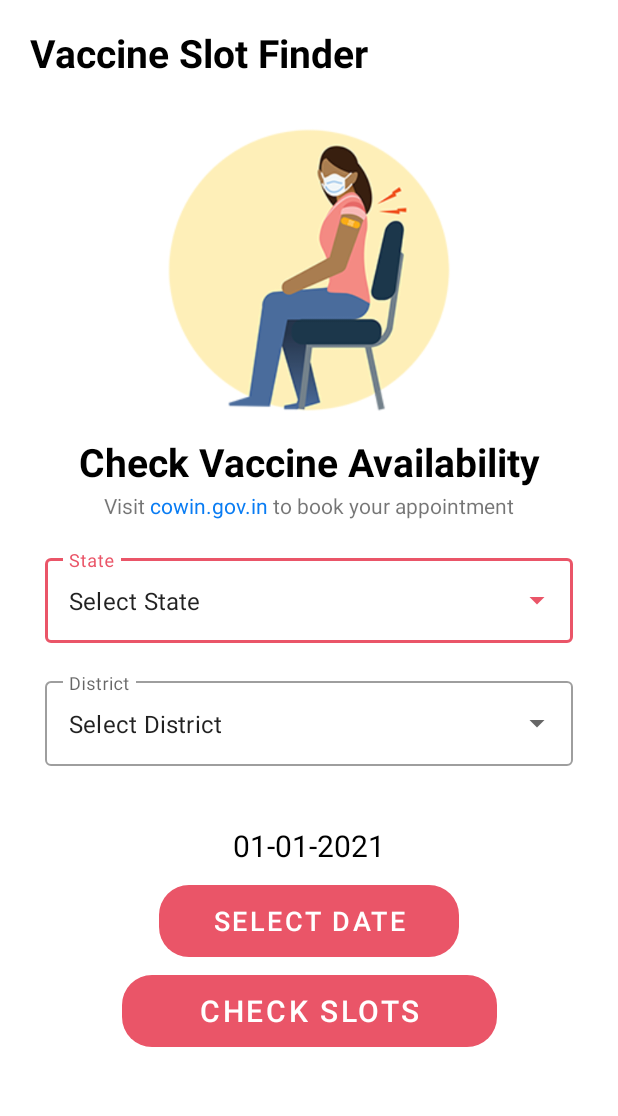
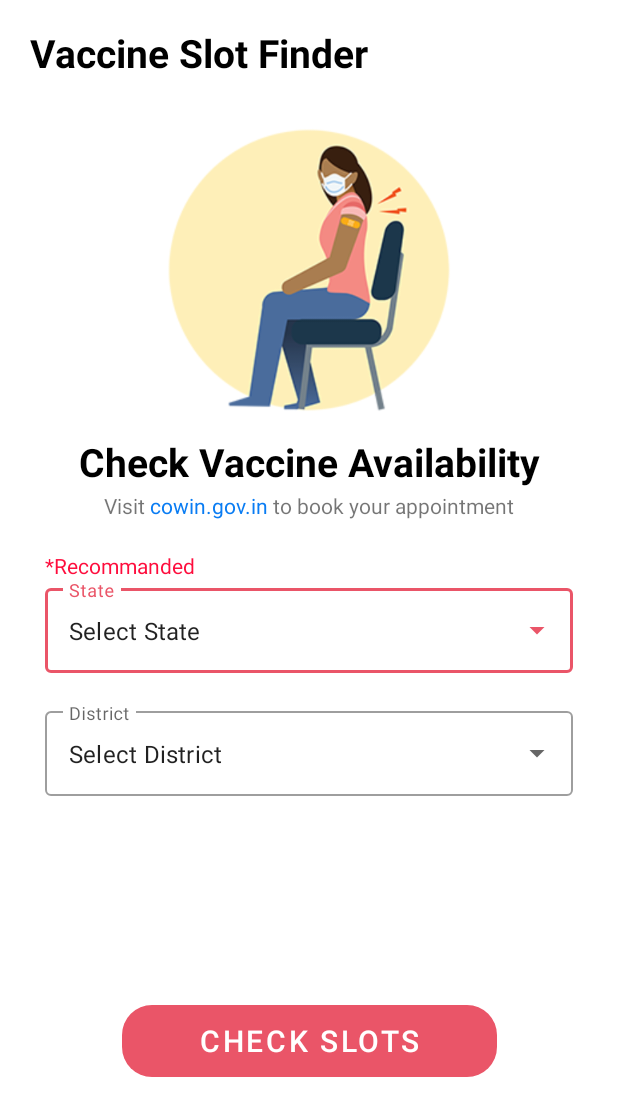
Before and after one commit to YashCharpe/Covid-Tracker-App, an Android app: the VaccineSearch screen opened directly, with no data from a screen before it, on a phone screen of 412 x 824 dp. Shown: the top 1116 px of the screen. Run offline under Robolectric (Android 15) with nearby library versions, the phone set to English and light mode, and no system bars; network calls fail; Roboto replaces fonts that are not available here; 1 statement that could not run was skipped.

Commit message:
Modified VaccineSearch Page

```diff
--- a/app/src/main/java/com/example/covid19trackerapp/VaccineSearch.java
+++ b/app/src/main/java/com/example/covid19trackerapp/VaccineSearch.java
@@ -34,10 +34,10 @@ public class VaccineSearch extends AppCompatActivity implements DatePickerDialog
 
     private AutoCompleteTextView stateAutoCompleteTextView,districtAutoCompleteTextView;
     private ArrayList<String> stateList,districtList;
-    private TextView tv,dateTv,cowinTv;
+    private TextView tv,cowinTv;
     private StateMainModel stateMainModel;
     private DistrictMainModel districtMainModel;
-    private Button checkSlotBtn,selectDateBtn;
+    private Button checkSlotBtn;
 
     @Override
     protected void onCreate(Bundle savedInstanceState) {
@@ -48,8 +48,6 @@ public class VaccineSearch extends AppCompatActivity implements DatePickerDialog
         districtAutoCompleteTextView = findViewById(R.id.districtAutoCompleteTextView);
         tv = findViewById(R.id.tv);
         checkSlotBtn = findViewById(R.id.checkSlotBtn);
-        selectDateBtn = findViewById(R.id.selectDateBtn);
-        dateTv = findViewById(R.id.dateTv);
         cowinTv = findViewById(R.id.cowinTv);
 
         stateList = new ArrayList<>();
@@ -160,19 +158,16 @@ public class VaccineSearch extends AppCompatActivity implements DatePickerDialog
             }
         });
 
-        selectDateBtn.setOnClickListener(new View.OnClickListener() {
-            @Override
-            public void onClick(View v) {
-                DialogFragment datepicker = new DatePickerFragment();
-                datepicker.show(getSupportFragmentManager(),"date picker");
-
-            }
-        });
 
         checkSlotBtn.setOnClickListener(new View.OnClickListener() {
             @Override
             public void onClick(View v) {
 
+                DialogFragment datepicker = new DatePickerFragment();
+                datepicker.show(getSupportFragmentManager(),"date picker");
+
+                /*if(!dateTv.getText().toString().equals(""))
+                {
                     Bundle bundle = new Bundle();
 
                     String selectedDistrict = districtAutoCompleteTextView.getText().toString();
@@ -192,6 +187,7 @@ public class VaccineSearch extends AppCompatActivity implements DatePickerDialog
                     Intent intent = new Intent(getApplicationContext(),VaccineSlotsPage.class);
                     intent.putExtras(bundle);
                     startActivity(intent);
+                }*/
 
             }
         });
@@ -256,6 +252,29 @@ public class VaccineSearch extends AppCompatActivity implements DatePickerDialog
 
         String currentDateString = DateFormat.getDateInstance(DateFormat.FULL).format(c.getTime());
         Toast.makeText(getApplicationContext(),currentDateString,Toast.LENGTH_SHORT).show();
-        dateTv.setText(dayOfMonth+"-"+(month+1)+"-"+year);
+
+        String selectedDate = dayOfMonth+"-"+(month+1)+"-"+year;
+
+        Bundle bundle = new Bundle();
+
+        String selectedDistrict = districtAutoCompleteTextView.getText().toString();
+        int selectedDistrictId = 0;
+        //bundle.putString("district_id",districtAutoCompleteTextView.getText().toString());
+        bundle.putString("date",selectedDate);
+
+        for(int i=0;i<districtMainModel.getDistricts().size();i++)
+        {
+            if(districtMainModel.getDistricts().get(i).getDistrict_name().equals(selectedDistrict))
+            {
+                selectedDistrictId = districtMainModel.getDistricts().get(i).getDistrict_id();
             }
         }
+        bundle.putString("district_id", String.valueOf(selectedDistrictId));
+
+        Intent intent = new Intent(getApplicationContext(),VaccineSlotsPage.class);
+        intent.putExtras(bundle);
+        startActivity(intent);
+
+
+    }
+}
--- a/app/src/main/res/layout/activity_vaccine_search.xml
+++ b/app/src/main/res/layout/activity_vaccine_search.xml
@@ -76,6 +76,15 @@
 
     </LinearLayout>
 
+    <TextView
+        android:id="@+id/recommandedTv"
+        android:layout_width="wrap_content"
+        android:layout_height="wrap_content"
+        app:layout_constraintBottom_toTopOf="@id/stateTextInputLayout"
+        app:layout_constraintStart_toStartOf="@id/stateTextInputLayout"
+        android:text="*Recommanded"
+        android:textColor="@color/dark_pink"/>
+
     <com.google.android.material.textfield.TextInputLayout
         android:id="@+id/stateTextInputLayout"
         style="@style/Widget.MaterialComponents.TextInputLayout.OutlinedBox.ExposedDropdownMenu"
@@ -86,7 +95,7 @@
         app:layout_constraintTop_toBottomOf="@id/linearLayout1"
         app:layout_constraintStart_toStartOf="parent"
         app:layout_constraintEnd_toEndOf="parent"
-        android:layout_marginTop="20dp"
+        android:layout_marginTop="40dp"
         android:hint="State"
         android:layout_marginLeft="30dp"
         android:layout_marginRight="30dp">
@@ -133,31 +142,6 @@
         app:layout_constraintStart_toStartOf="parent"
         app:layout_constraintEnd_toEndOf="parent"/>
 
-    <TextView
-        android:id="@+id/dateTv"
-        android:layout_width="wrap_content"
-        android:layout_height="wrap_content"
-        app:layout_constraintTop_toBottomOf="@id/tv"
-        app:layout_constraintStart_toStartOf="@id/tv"
-        app:layout_constraintEnd_toEndOf="@id/tv"
-        android:text="01-01-2021"
-        android:textSize="20sp"
-        android:textColor="@color/black"/>
-
-
-    <Button
-        android:id="@+id/selectDateBtn"
-        android:layout_width="200dp"
-        android:layout_height="wrap_content"
-        app:layout_constraintTop_toBottomOf="@id/tv"
-        app:layout_constraintStart_toStartOf="@id/tv"
-        app:layout_constraintEnd_toEndOf="@id/tv"
-        android:text="Select Date"
-        android:textSize="18sp"
-        android:background="@drawable/rounded_button"
-        android:layout_marginTop="40dp"/>
-
-
 
 
     <Button
```
Lines whose indentation alone changed are shown as unchanged.
